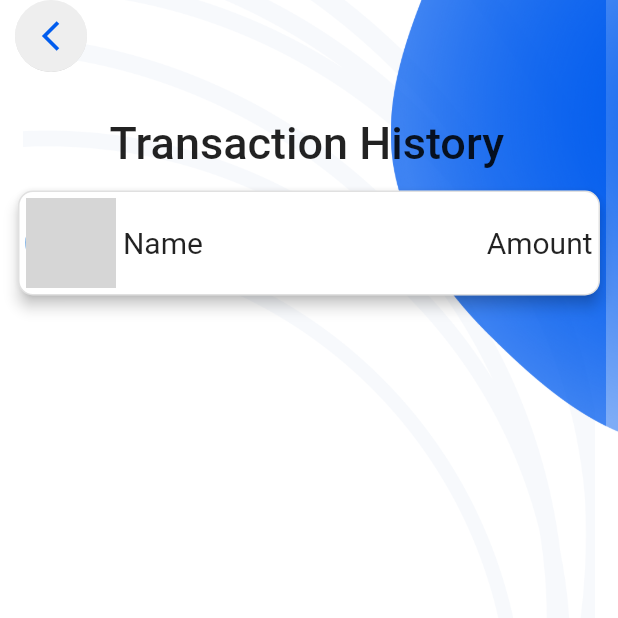
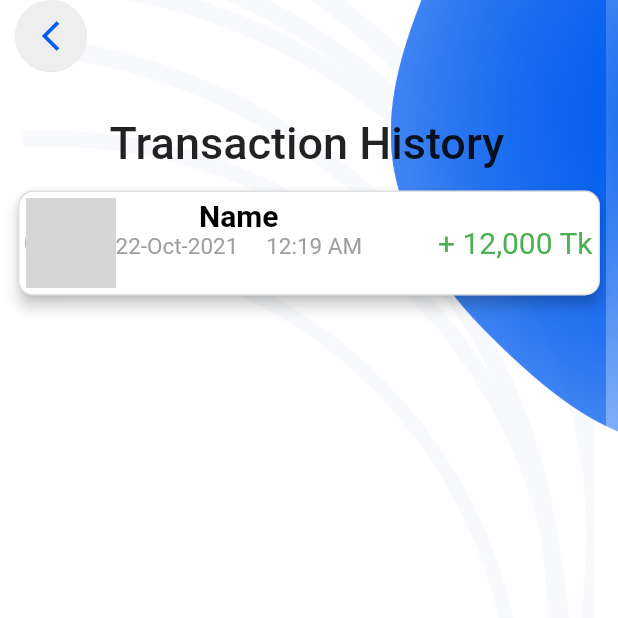
Before and after one commit to snowman1120/etaka, a Flutter app: the TransactionHistory screen opened directly, on a phone screen of 412 x 824 dp, the top half of it. Run offline on Flutter 3.47's test engine with Material 2 defaults, Android fonts, the phone set to English and light mode, and no system bars; our stand-ins replace fl_chart, flutter_spinkit, flutter_svg, fluttertoast, persistent_bottom_nav_bar, shared_preferences; missing offline and left inert: flutter_sslcommerz, numeric_keyboard; accounts and stored records are empty; network calls fail; grey boxes are pictures that could not be loaded.

Commit message:
Update transaction history design

```diff
--- a/lib/views/screens/transaction_history.dart
+++ b/lib/views/screens/transaction_history.dart
@@ -55,9 +55,15 @@ class _TransactionHistoryState extends State<TransactionHistory> {
                                 'https://www.pngitem.com/pimgs/m/421-4213036_avatar-hd-png-download.png'),
                           ),
 
-                          Text(" Name ", style: TextStyle(fontSize: 20)),
+                          Column(
+                            children:[
+                              Text(" Name ", style: TextStyle(fontSize: 20, fontWeight: FontWeight.bold, color: Colors.black)),
+
+                              Text("22-Oct-2021     12:19 AM",style: TextStyle(fontSize: 15, color: Colors.grey),),
+                            ],
+                          ),
                           Spacer(flex: 2,),
-                          Text("Amount", style: TextStyle(fontSize: 20),)
+                          Text("+ 12,000 Tk", style: TextStyle(fontSize: 20, color: Colors.green),)
                         ],
                       ),
                   ),
```
